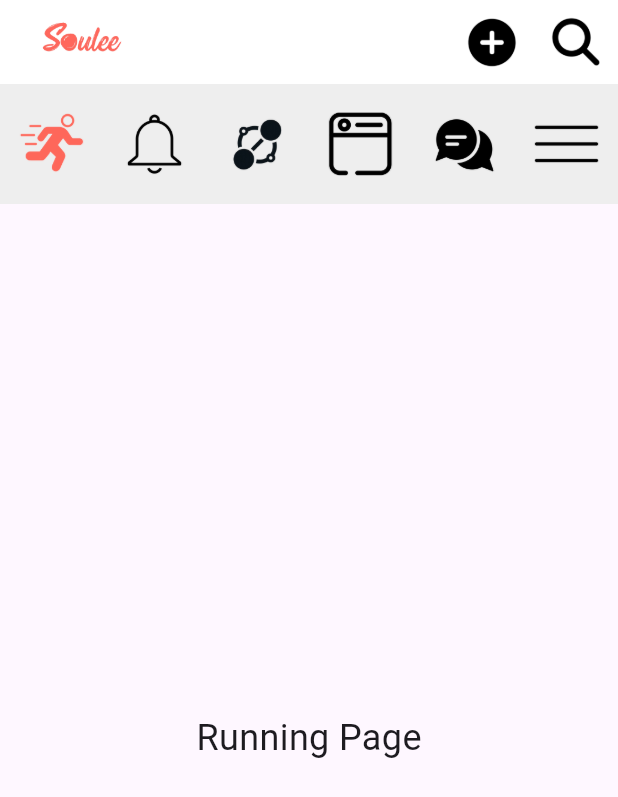
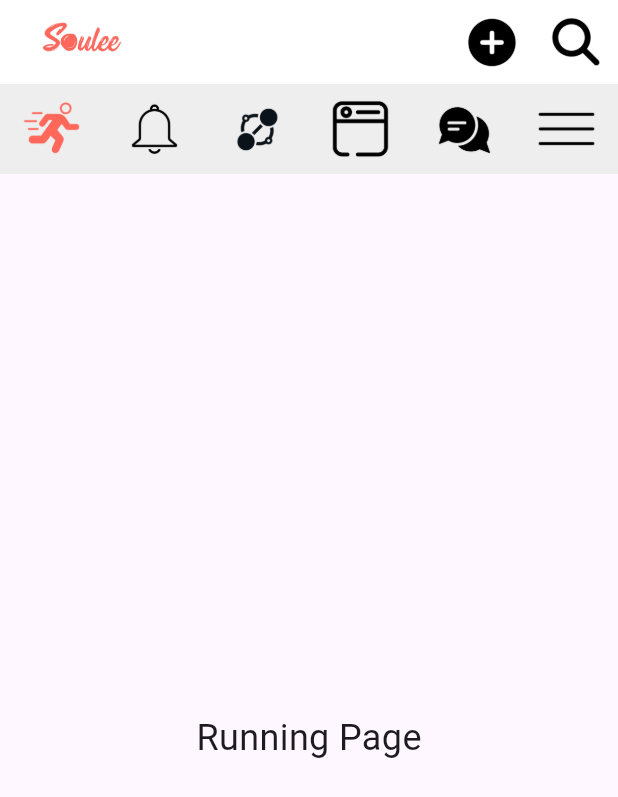
Before and after one commit to soulee-app/Soulee, a Flutter app: the screen it shows after launch, on a phone screen of 412 x 824 dp. Shown: the top 797 px of the screen. Run offline on Flutter 3.47's test engine with Material 3 defaults, Android fonts, the phone set to English and light mode, and no system bars.

Commit message:
Add project files

```diff
--- a/lib/knot/matchedPage.dart
+++ b/lib/knot/matchedPage.dart
@@ -15,7 +15,7 @@ class MatchedPage extends StatelessWidget {
               padding: const EdgeInsets.all(0.0),
               child: Column(
                 children: [
-                  Image.asset('assets/knot/soulee.png', height: 0),
+                  Image.asset('assets/knot/soulee.png', height: 60),
                   const SizedBox(height: 10),
                   Row(
                     mainAxisAlignment: MainAxisAlignment.center,
--- a/lib/main.dart
+++ b/lib/main.dart
@@ -1,6 +1,6 @@
 import 'package:flutter/material.dart';
 import 'package:navbar/Notification/NotificationScreen.dart';
-import 'package:navbar/knot/knotMatching.dart'; // Import KnotMatchingPage
+import 'package:navbar/knot/knotMatching.dart';
 
 void main() {
   runApp(SouleeApp());
@@ -16,8 +16,6 @@ class SouleeApp extends StatelessWidget {
   }
 }
 
-// NotificationScreen Widget
-
 class HomePage extends StatefulWidget {
   @override
   _HomePageState createState() => _HomePageState();
@@ -28,8 +26,8 @@ class _HomePageState extends State<HomePage> {
 
   final List<Widget> _pages = [
     Center(child: Text('Running Page', style: TextStyle(fontSize: 24))),
-    NotificationScreen(), // Updated to use NotificationScreen widget
-    KnotMatchingPage(), // KnotMatchingPage within tabs
+    NotificationScreen(),
+    KnotMatchingPage(),
     Center(child: Text('Dashboard Page', style: TextStyle(fontSize: 24))),
     Center(child: Text('Chat Page', style: TextStyle(fontSize: 24))),
     Center(child: Text('Menu Page', style: TextStyle(fontSize: 24))),
@@ -46,22 +44,19 @@ class _HomePageState extends State<HomePage> {
     return Scaffold(
       body: Stack(
         children: [
-          // Display selected page below the navigation bar
           Positioned.fill(
-            top: 160, // Offset content below the nav bar
+            top: 160,
             child: AnimatedSwitcher(
               duration: Duration(milliseconds: 300),
               child: _pages[_selectedIndex],
             ),
           ),
-
-          // Navigation bar
           Column(
             children: [
               AppBar(
                 title: Image.asset(
                   'assets/Logo.png',
-                  height: 80, // Soulee logo in app bar
+                  height: 80,
                 ),
                 backgroundColor: Colors.white,
                 elevation: 0,
@@ -76,9 +71,8 @@ class _HomePageState extends State<HomePage> {
                   ),
                 ],
               ),
-              // Navigation icons row
               Container(
-                height: 80,
+                height: 60,
                 color: Colors.grey[200],
                 child: Row(
                   mainAxisAlignment: MainAxisAlignment.spaceAround,
```
